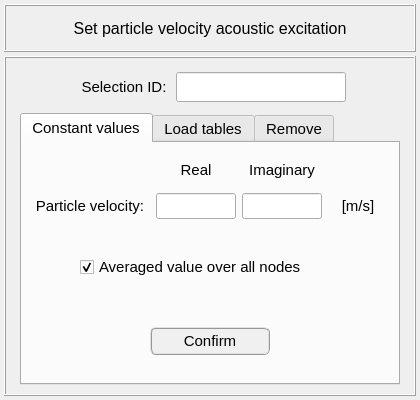
Old version of the form data/ui_files/model/acoustic/particle_velocity_input.ui in the repository MOPT-UFSC/VIBRA.
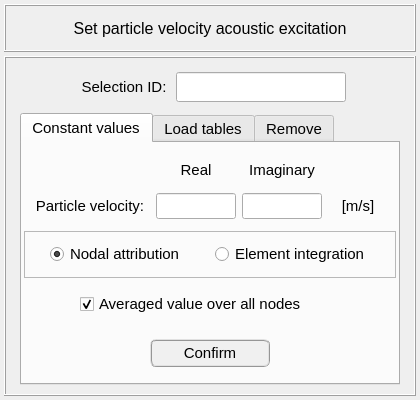
New version of the form.

What changed in the file:
```diff
--- a/data/ui_files/model/acoustic/particle_velocity_input.ui
+++ b/data/ui_files/model/acoustic/particle_velocity_input.ui
@@ -299,78 +299,6 @@
           <property name="spacing">
            <number>2</number>
           </property>
-          <item row="2" column="0">
-           <widget class="QFrame" name="frame_7">
-            <property name="minimumSize">
-             <size>
-              <width>340</width>
-              <height>40</height>
-             </size>
-            </property>
-            <property name="maximumSize">
-             <size>
-              <width>400</width>
-              <height>100</height>
-             </size>
-            </property>
-            <property name="frameShape">
-             <enum>QFrame::NoFrame</enum>
-            </property>
-            <property name="frameShadow">
-             <enum>QFrame::Raised</enum>
-            </property>
-            <layout class="QGridLayout" name="gridLayout_11">
-             <property name="leftMargin">
-              <number>0</number>
-             </property>
-             <property name="topMargin">
-              <number>0</number>
-             </property>
-             <property name="rightMargin">
-              <number>0</number>
-             </property>
-             <property name="bottomMargin">
-              <number>0</number>
-             </property>
-             <property name="spacing">
-              <number>0</number>
-             </property>
-             <item row="0" column="0">
-              <widget class="QPushButton" name="pushButton_constant_value_confirm">
-               <property name="minimumSize">
-                <size>
-                 <width>120</width>
-                 <height>28</height>
-                </size>
-               </property>
-               <property name="maximumSize">
-                <size>
-                 <width>120</width>
-                 <height>28</height>
-                </size>
-               </property>
-               <property name="font">
-                <font>
-                 <family>MS Shell Dlg 2</family>
-                 <pointsize>11</pointsize>
-                 <weight>50</weight>
-                 <italic>false</italic>
-                 <bold>false</bold>
-                </font>
-               </property>
-               <property name="styleSheet">
-                <string notr="true">QPushButton{border-radius: 6px; border-color: rgb(150, 150, 150); border-style: ridge; border-width: 2px; color: rgb(0, 0, 0); background-color: rgb(240, 240, 240); font: 11pt &quot;MS Shell Dlg 2&quot;}
-QPushButton:hover{border-radius: 6px; border-color: rgb(0, 170, 255); border-style: ridge; border-width: 2px; color: rgb(0, 0, 0); background-color: rgba(174, 213, 255, 100); font: 11pt &quot;MS Shell Dlg 2l&quot;}
-QPushButton:pressed{border-radius: 6px; border-color: rgb(0, 170, 255); border-style: ridge; border-width: 3px; color: rgb(0, 0, 0); background-color: rgb(174, 213, 255); font: 11pt &quot;MS Shell Dlg 2&quot;}</string>
-               </property>
-               <property name="text">
-                <string>Confirm</string>
-               </property>
-              </widget>
-             </item>
-            </layout>
-           </widget>
-          </item>
           <item row="0" column="0">
            <widget class="QFrame" name="frame_8">
             <property name="minimumSize">
@@ -629,7 +557,79 @@
             </layout>
            </widget>
           </item>
-          <item row="1" column="0">
+          <item row="3" column="0">
+           <widget class="QFrame" name="frame_7">
+            <property name="minimumSize">
+             <size>
+              <width>340</width>
+              <height>40</height>
+             </size>
+            </property>
+            <property name="maximumSize">
+             <size>
+              <width>400</width>
+              <height>100</height>
+             </size>
+            </property>
+            <property name="frameShape">
+             <enum>QFrame::NoFrame</enum>
+            </property>
+            <property name="frameShadow">
+             <enum>QFrame::Raised</enum>
+            </property>
+            <layout class="QGridLayout" name="gridLayout_11">
+             <property name="leftMargin">
+              <number>0</number>
+             </property>
+             <property name="topMargin">
+              <number>0</number>
+             </property>
+             <property name="rightMargin">
+              <number>0</number>
+             </property>
+             <property name="bottomMargin">
+              <number>0</number>
+             </property>
+             <property name="spacing">
+              <number>0</number>
+             </property>
+             <item row="0" column="0">
+              <widget class="QPushButton" name="pushButton_constant_value_confirm">
+               <property name="minimumSize">
+                <size>
+                 <width>120</width>
+                 <height>28</height>
+                </size>
+               </property>
+               <property name="maximumSize">
+                <size>
+                 <width>120</width>
+                 <height>28</height>
+                </size>
+               </property>
+               <property name="font">
+                <font>
+                 <family>MS Shell Dlg 2</family>
+                 <pointsize>11</pointsize>
+                 <weight>50</weight>
+                 <italic>false</italic>
+                 <bold>false</bold>
+                </font>
+               </property>
+               <property name="styleSheet">
+                <string notr="true">QPushButton{border-radius: 6px; border-color: rgb(150, 150, 150); border-style: ridge; border-width: 2px; color: rgb(0, 0, 0); background-color: rgb(240, 240, 240); font: 11pt &quot;MS Shell Dlg 2&quot;}
+QPushButton:hover{border-radius: 6px; border-color: rgb(0, 170, 255); border-style: ridge; border-width: 2px; color: rgb(0, 0, 0); background-color: rgba(174, 213, 255, 100); font: 11pt &quot;MS Shell Dlg 2l&quot;}
+QPushButton:pressed{border-radius: 6px; border-color: rgb(0, 170, 255); border-style: ridge; border-width: 3px; color: rgb(0, 0, 0); background-color: rgb(174, 213, 255); font: 11pt &quot;MS Shell Dlg 2&quot;}</string>
+               </property>
+               <property name="text">
+                <string>Confirm</string>
+               </property>
+              </widget>
+             </item>
+            </layout>
+           </widget>
+          </item>
+          <item row="2" column="0">
            <widget class="QFrame" name="frame_20">
             <property name="frameShape">
              <enum>QFrame::NoFrame</enum>
@@ -683,6 +683,89 @@
             </layout>
            </widget>
           </item>
+          <item row="1" column="0">
+           <widget class="QFrame" name="frame_24">
+            <property name="frameShape">
+             <enum>QFrame::StyledPanel</enum>
+            </property>
+            <property name="frameShadow">
+             <enum>QFrame::Raised</enum>
+            </property>
+            <layout class="QGridLayout" name="gridLayout_16">
+             <property name="leftMargin">
+              <number>0</number>
+             </property>
+             <property name="topMargin">
+              <number>0</number>
+             </property>
+             <property name="rightMargin">
+              <number>0</number>
+             </property>
+             <property name="bottomMargin">
+              <number>0</number>
+             </property>
+             <item row="0" column="0">
+              <widget class="QFrame" name="frame_26">
+               <property name="frameShape">
+                <enum>QFrame::NoFrame</enum>
+               </property>
+               <property name="frameShadow">
+                <enum>QFrame::Raised</enum>
+               </property>
+              </widget>
+             </item>
+             <item row="0" column="1">
+              <widget class="QRadioButton" name="radioButton_nodal_attribution_constant">
+               <property name="maximumSize">
+                <size>
+                 <width>16777215</width>
+                 <height>16777215</height>
+                </size>
+               </property>
+               <property name="text">
+                <string>Nodal attribution</string>
+               </property>
+               <property name="checked">
+                <bool>true</bool>
+               </property>
+              </widget>
+             </item>
+             <item row="0" column="2">
+              <widget class="QFrame" name="frame_27">
+               <property name="frameShape">
+                <enum>QFrame::NoFrame</enum>
+               </property>
+               <property name="frameShadow">
+                <enum>QFrame::Raised</enum>
+               </property>
+              </widget>
+             </item>
+             <item row="0" column="3">
+              <widget class="QRadioButton" name="radioButton_element_intetgration_constant">
+               <property name="maximumSize">
+                <size>
+                 <width>16777215</width>
+                 <height>16777215</height>
+                </size>
+               </property>
+               <property name="text">
+                <string>Element integration</string>
+               </property>
+              </widget>
+             </item>
+             <item row="0" column="4">
+              <widget class="QFrame" name="frame_25">
+               <property name="frameShape">
+                <enum>QFrame::NoFrame</enum>
+               </property>
+               <property name="frameShadow">
+                <enum>QFrame::Raised</enum>
+               </property>
+              </widget>
+             </item>
+            </layout>
+           </widget>
+          </item>
          </layout>
         </widget>
         <widget class="QWidget" name="tab_load_tables">
```
Left out of the diff: 383 changed lines with no effect on the pictures.
